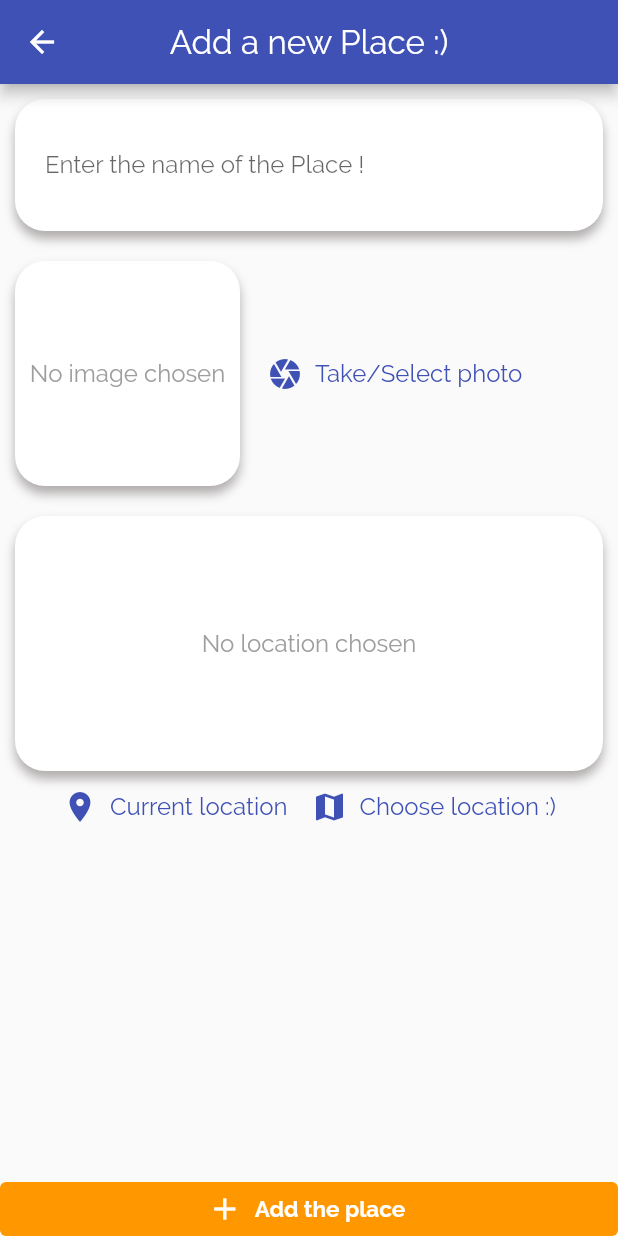
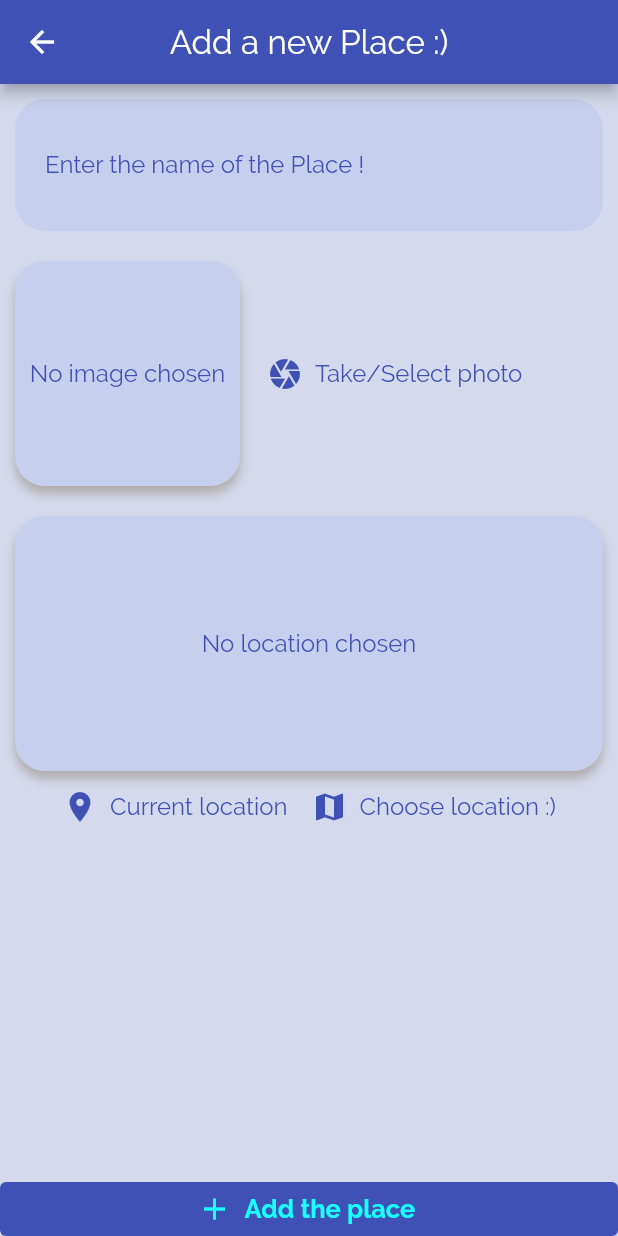
Before and after one commit to metalFrenzy/Places-App, a Flutter app: the AddPlace screen opened by its route, on a phone screen of 412 x 824 dp. Run offline on Flutter 3.47's test engine with Material 2 defaults, Android fonts, the phone set to English and light mode, and no system bars; our stand-ins replace google_maps_flutter, image_picker, location, sqflite; accounts and stored records are empty.

Commit message:
major Ui changes

```diff
--- a/lib/main.dart
+++ b/lib/main.dart
@@ -23,6 +23,7 @@ class MyApp extends StatelessWidget {
         theme: ThemeData(
           fontFamily: 'Raleway',
           primarySwatch: Colors.indigo,
+          canvasColor: Color.fromARGB(255, 212, 217, 237),
         ),
         home: PlacesListScreen(),
         routes: {
--- a/lib/screens/add_place_screen.dart
+++ b/lib/screens/add_place_screen.dart
@@ -78,29 +78,16 @@ class _AddPlaceState extends State<AddPlace> {
                       Container(
                         padding: const EdgeInsets.all(20),
                         decoration: BoxDecoration(
-                            color: Colors.white,
-                            borderRadius: BorderRadius.circular(20),
-                            boxShadow:const  [
-                              BoxShadow(
-                                color: Color.fromARGB(255, 177, 173, 173),
-                                blurRadius: 5.0,
-                                offset: Offset(0, 5),
-                              ),
-                              BoxShadow(
-                                color: Colors.transparent,
-                                blurRadius: 5.0,
-                                offset: Offset(-5, 0),
-                              ),
-                              BoxShadow(
-                                color: Colors.transparent,
-                                blurRadius: 5.0,
-                                offset: Offset(5, 0),
-                              ),
-                            ]),
+                          color: Color.fromARGB(255, 199, 207, 238),
+                          borderRadius: BorderRadius.circular(20),
+                        ),
                         child: TextFormField(
                           decoration: InputDecoration(
                             border: InputBorder.none,
                             hintText: 'Enter the name of the Place !',
+                            hintStyle: TextStyle(
+                              color: Colors.indigo,
+                            ),
                           ),
                           validator: (value) {
                             if (value!.isEmpty) {
@@ -122,7 +109,7 @@ class _AddPlaceState extends State<AddPlace> {
                         height: 20,
                       ),
                       ImageInput(_selectImage),
-                     const  SizedBox(
+                      const SizedBox(
                         height: 20,
                       ),
                       LocationInput(_selectPlace),
@@ -134,17 +121,20 @@ class _AddPlaceState extends State<AddPlace> {
           ),
           ElevatedButton.icon(
             style: ElevatedButton.styleFrom(
-              elevation: 0.0,
-              tapTargetSize: MaterialTapTargetSize.shrinkWrap,
-              backgroundColor: Colors.orange,
+                elevation: 0.0,
+                tapTargetSize: MaterialTapTargetSize.shrinkWrap,
+                backgroundColor: Colors.indigo),
+            onPressed: _saveForm,
+            icon: Icon(
+              Icons.add,
+              color: Colors.cyanAccent,
             ),
-            onPressed: _saveForm,
-            icon: Icon(Icons.add),
             label: const Text(
               'Add the place',
               style: TextStyle(
                 fontWeight: FontWeight.bold,
-                fontSize: 15,
+                fontSize: 17,
+                color: Colors.cyanAccent,
               ),
             ),
           ),
--- a/lib/widget/image_input.dart
+++ b/lib/widget/image_input.dart
@@ -47,7 +47,7 @@ class _ImageInputState extends State<ImageInput> {
           width: 150,
           height: 150,
           decoration: BoxDecoration(
-            color: Colors.white,
+            color: Color.fromARGB(255, 199, 207, 238),
             borderRadius: BorderRadius.circular(
               20,
             ),
@@ -81,7 +81,7 @@ class _ImageInputState extends State<ImageInput> {
               : const Text(
                   'No image chosen',
                   style: TextStyle(
-                    color: Colors.grey,
+                    color: Colors.indigo,
                     fontSize: 16,
                   ),
                 ),
--- a/lib/widget/location_input.dart
+++ b/lib/widget/location_input.dart
@@ -56,7 +56,7 @@ class _LocationInputState extends State<LocationInput> {
         Container(
           decoration: BoxDecoration(
             borderRadius: BorderRadius.circular(20),
-            color: Colors.white,
+            color: Color.fromARGB(255, 199, 207, 238),
             boxShadow: const [
               BoxShadow(
                 color: Color.fromARGB(255, 177, 173, 173),
@@ -83,14 +83,17 @@ class _LocationInputState extends State<LocationInput> {
                   'No location chosen',
                   textAlign: TextAlign.center,
                   style: TextStyle(
-                    color: Colors.grey,
+                    color: Colors.indigo,
                     fontSize: 16,
                   ),
                 )
-              : Image.network(
-                  _previewImage!,
-                  fit: BoxFit.cover,
-                  width: double.infinity,
+              : ClipRRect(
+                  borderRadius: BorderRadius.circular(20),
+                  child: Image.network(
+                    _previewImage!,
+                    fit: BoxFit.cover,
+                    width: double.infinity,
+                  ),
                 ),
         ),
         Row(
```
Also changed, not shown: lib/screens/places_list_screen.dart (+35 -23 lines), lib/widget/heading.dart (added, +26 -0 lines), lib/widget/place_list.dart (+64 -41 lines).
